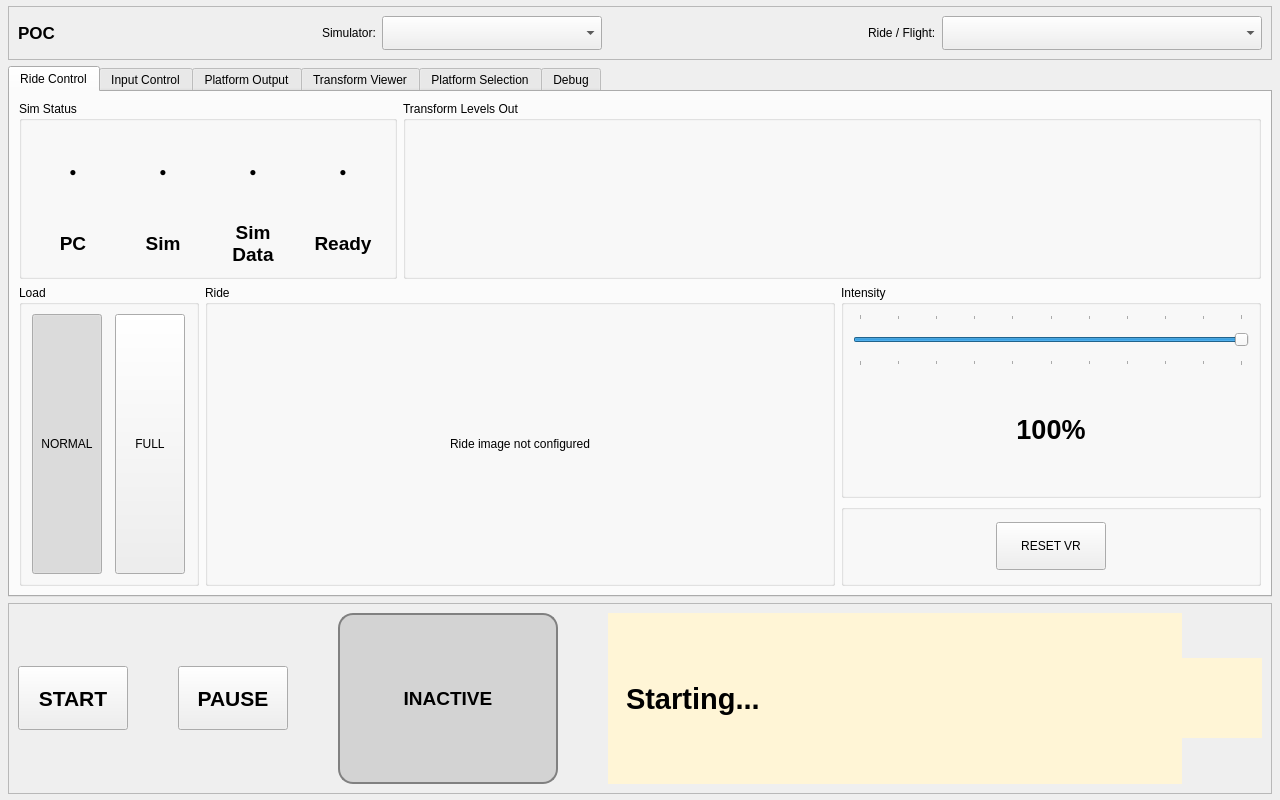
Qt form ui/poc_main.ui (michaelmargolis/Platform-Operators-Console) before a commit.
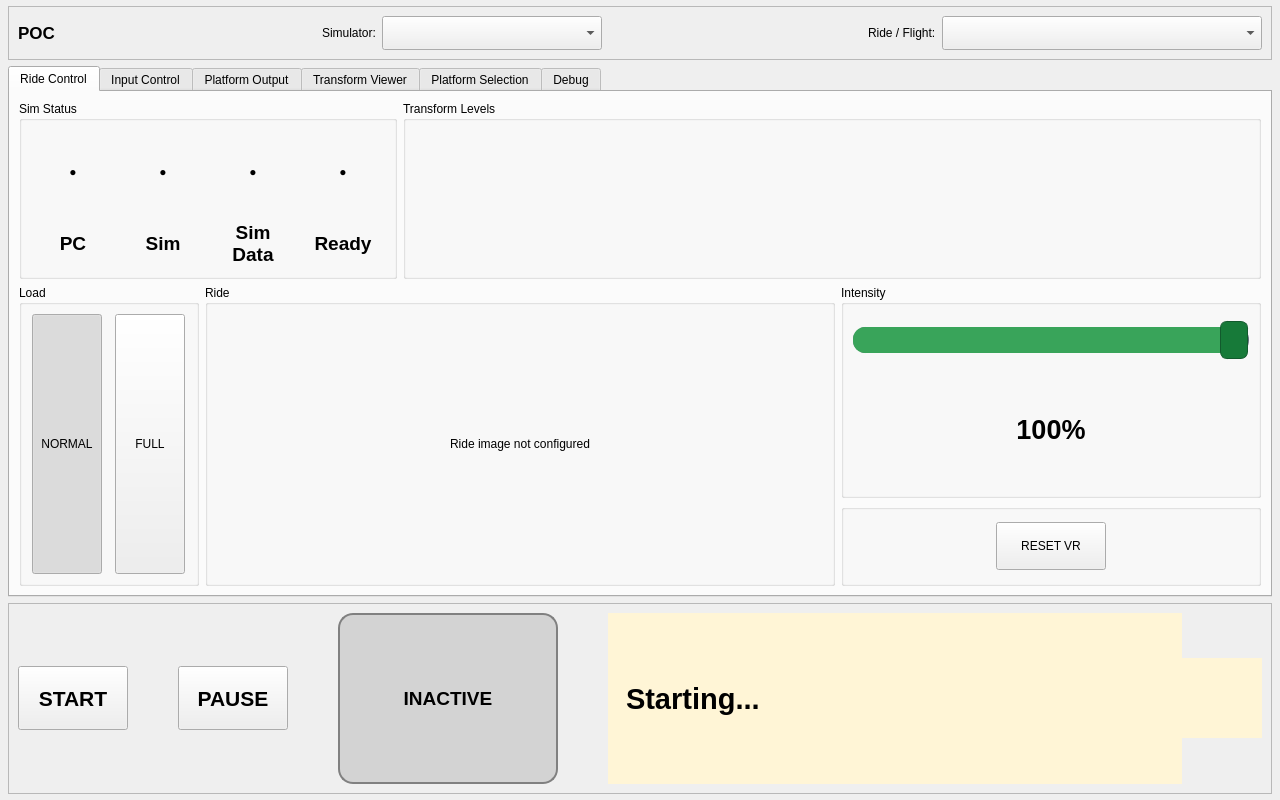
The same form after that commit.

Commit message: deferred connection to nolimits until POC connected to SHS minor cosmetic improvments to UI

Patch:
```diff
--- a/ui/poc_main.ui
+++ b/ui/poc_main.ui
@@ -276,7 +276,7 @@
           <item>
            <widget class="QGroupBox" name="grp_transform_levels">
             <property name="title">
-             <string>Transform Levels Out</string>
+             <string>Transform Levels</string>
             </property>
             <layout class="QVBoxLayout" name="transformBarsLayout">
              <property name="spacing">
@@ -459,6 +459,11 @@
                  <height>52</height>
                 </size>
                </property>
+               <property name="styleSheet">
+                <string notr="true">QSlider::groove:horizontal { background: #d0d0d0; border: 1px solid #65717c; height: 24px; border-radius: 12px; }
+QSlider::sub-page:horizontal { background: #39a45a; border-radius: 12px; }
+QSlider::handle:horizontal { background: #177a39; border: 1px solid #125a2d; width: 26px; margin: -7px 0; border-radius: 7px; }</string>
+               </property>
                <property name="minimum">
                 <number>0</number>
                </property>
```
Left out of the diff: 2 changed lines with no effect on the pictures. The commit also changes 4 other files.
